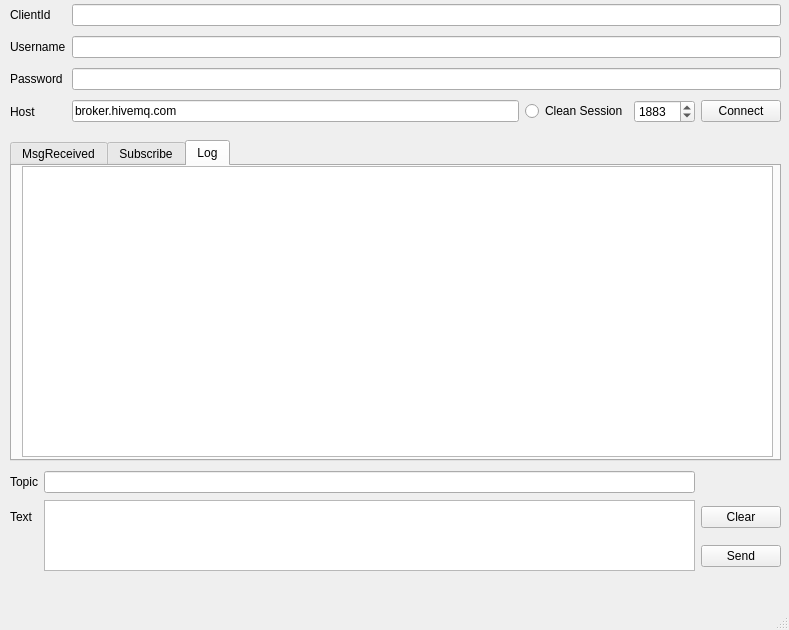
The window that mqttwindow.ui (wwhai/iothub-device-inspect-tool) describes before a commit, drawn with Qt 5.
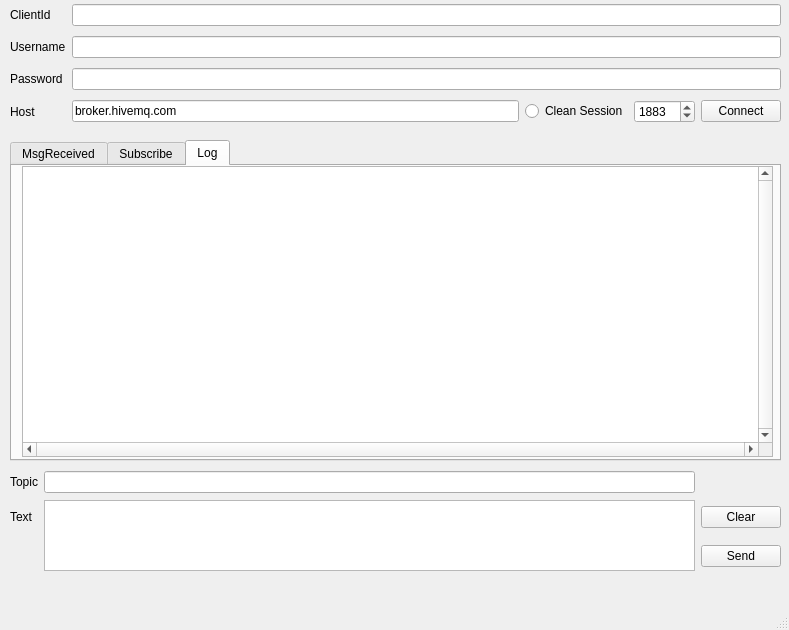
The same window after the commit. The open tabs and pages were chosen to show the change.

Commit message: dev: add more operations

```diff
--- a/mqttwindow.ui
+++ b/mqttwindow.ui
@@ -285,6 +285,12 @@
            <height>291</height>
           </rect>
          </property>
+         <property name="verticalScrollBarPolicy">
+          <enum>Qt::ScrollBarAlwaysOn</enum>
+         </property>
+         <property name="horizontalScrollBarPolicy">
+          <enum>Qt::ScrollBarAlwaysOn</enum>
+         </property>
         </widget>
        </widget>
       </widget>
```
Left out of the diff: 10 changed lines with no effect on the pictures. The commit also changes 2 other files.
